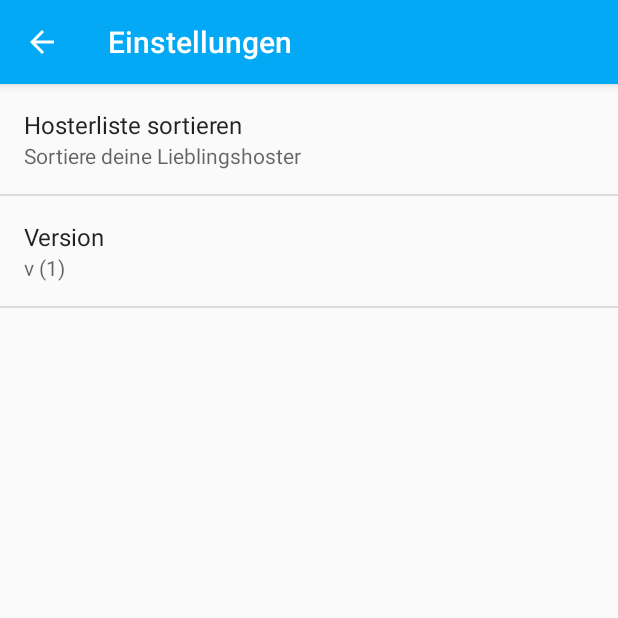
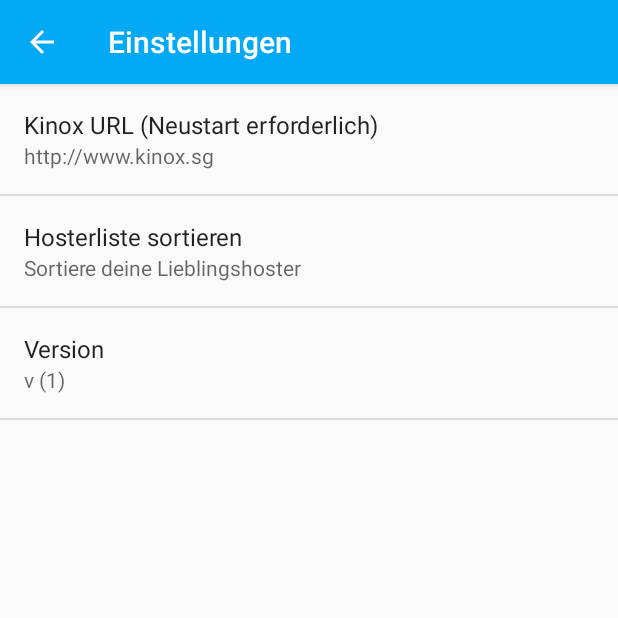
Before and after one commit to ov3rk1ll/KinoCast, an Android app: the SettingsActivity screen opened directly, with no data from a screen before it, on a phone screen of 412 x 824 dp, the top half of it. Run offline under Robolectric (Android 15) with nearby library versions, the phone set to English and light mode, and no system bars.

Commit message:
1.5.4 - fix url und url setting

```diff
--- a/app/build.gradle
+++ b/app/build.gradle
@@ -8,7 +8,7 @@ repositories {
 
 def versionMajor = 1
 def versionMinor = 5
-def versionPatch = 3
+def versionPatch = 4
 def versionBuild = 99 // bump for dogfood builds, public betas, etc.
 ext {
     calculateVersionName = {
--- a/app/src/main/java/com/ov3rk1ll/kinocast/TrackingApplication.java
+++ b/app/src/main/java/com/ov3rk1ll/kinocast/TrackingApplication.java
@@ -17,7 +17,7 @@ public class TrackingApplication extends Application {
     public void onCreate() {
         //TODO Select Parser depending on settings
         SharedPreferences preferences = PreferenceManager.getDefaultSharedPreferences(getApplicationContext());
-        Parser.selectParser(preferences.getInt("parser", KinoxParser.PARSER_ID));
+        Parser.selectParser(this, preferences.getInt("parser", KinoxParser.PARSER_ID));
         Log.i("selectParser", "ID is " + Parser.getInstance().getParserId());
         super.onCreate();
         Fabric.with(this, new Crashlytics());
--- a/app/src/main/java/com/ov3rk1ll/kinocast/api/KinoxParser.java
+++ b/app/src/main/java/com/ov3rk1ll/kinocast/api/KinoxParser.java
@@ -28,7 +28,6 @@ import java.util.Set;
 
 public class KinoxParser extends Parser{
     public static final int PARSER_ID = 0;
-    public static final String URL_BASE = "http://www.kinox.tv/";
 
     private static final SparseArray<Integer> languageResMap = new SparseArray<>();
     private static final SparseArray<String> languageKeyMap = new SparseArray<>();
@@ -51,6 +50,10 @@ public class KinoxParser extends Parser{
         languageResMap.put(24, R.drawable.lang_el); languageKeyMap.put(24, "el");
         languageResMap.put(25, R.drawable.lang_ru); languageKeyMap.put(25, "ru");
         languageResMap.put(26, R.drawable.lang_hi); languageKeyMap.put(26, "hi");
+    }
+
+    public KinoxParser(String url) {
+        super(url);
     }
 
     @Override
@@ -105,6 +108,7 @@ public class KinoxParser extends Parser{
     @Override
     public List<ViewModel> parseList(String url){
         try {
+            Log.i("Parser", "parseList: " + url);
             Document doc = Jsoup.connect(url)
                     .userAgent(Utils.USER_AGENT)
                     .cookie("ListMode", "cover")
--- a/app/src/main/java/com/ov3rk1ll/kinocast/api/Movie4kParser.java
+++ b/app/src/main/java/com/ov3rk1ll/kinocast/api/Movie4kParser.java
@@ -42,6 +42,10 @@ public class Movie4kParser extends Parser{
         languageResMap.put(24, R.drawable.lang_el); languageKeyMap.put(24, "el");
         languageResMap.put(25, R.drawable.lang_ru); languageKeyMap.put(25, "ru");
         languageResMap.put(26, R.drawable.lang_hi); languageKeyMap.put(26, "hi");
+    }
+
+    public Movie4kParser(String url) {
+        super(url);
     }
 
     @Override
--- a/app/src/main/java/com/ov3rk1ll/kinocast/ui/ListFragment.java
+++ b/app/src/main/java/com/ov3rk1ll/kinocast/ui/ListFragment.java
@@ -201,7 +201,7 @@ public class ListFragment extends Fragment {
             for(int i = 0; i < bookmarks.size(); i++){
                 BookmarkManager.Bookmark b = bookmarks.get(i);
                 if(!b.isInternal()) {
-                    Parser p = Parser.selectByParserId(b.getParserId());
+                    Parser p = Parser.selectByParserId(getActivity(), b.getParserId());
                     list.add(p.loadDetail(b.getUrl()));
                 }
             }
--- a/app/src/main/java/com/ov3rk1ll/kinocast/ui/SettingsActivity.java
+++ b/app/src/main/java/com/ov3rk1ll/kinocast/ui/SettingsActivity.java
@@ -64,7 +64,7 @@ public class SettingsActivity extends AppCompatActivity {
             });
             findPreference("version_information").setSummary("v" + BuildConfig.VERSION_NAME + " (" + BuildConfig.VERSION_CODE + ")");
 
-            //bindPreferenceSummaryToValue(findPreference("example_text"));
+            bindPreferenceSummaryToValue(findPreference("url"));
 
             // Add 'notifications' preferences, and a corresponding header.
         /*PreferenceCategory fakeHeader = new PreferenceCategory(this);
--- a/app/src/main/res/xml/pref_general.xml
+++ b/app/src/main/res/xml/pref_general.xml
@@ -1,4 +1,13 @@
 <PreferenceScreen xmlns:android="http://schemas.android.com/apk/res/android">
+
+    <EditTextPreference
+        android:key="url"
+        android:title="Kinox URL (Neustart erforderlich)"
+        android:defaultValue="http://www.kinox.sg"
+        android:singleLine="true"
+        android:selectAllOnFocus="true"
+        android:inputType="textUri"
+        />
 
 
     <Preference
--- a/build.gradle
+++ b/build.gradle
@@ -7,7 +7,7 @@ buildscript {
         maven { url 'https://maven.fabric.io/public' }
     }
     dependencies {
-        classpath 'com.android.tools.build:gradle:2.2.2'
+        classpath 'com.android.tools.build:gradle:2.2.3'
         classpath 'com.github.ben-manes:gradle-versions-plugin:0.13.0'
         classpath 'com.google.gms:google-services:3.0.0'
         classpath 'io.fabric.tools:gradle:1.21.7'
```
Also changed, not shown: app/src/main/java/com/ov3rk1ll/kinocast/api/Parser.java (+17 -5 lines), app/src/main/java/com/ov3rk1ll/kinocast/ui/MainActivity.java (+2 -5 lines).
